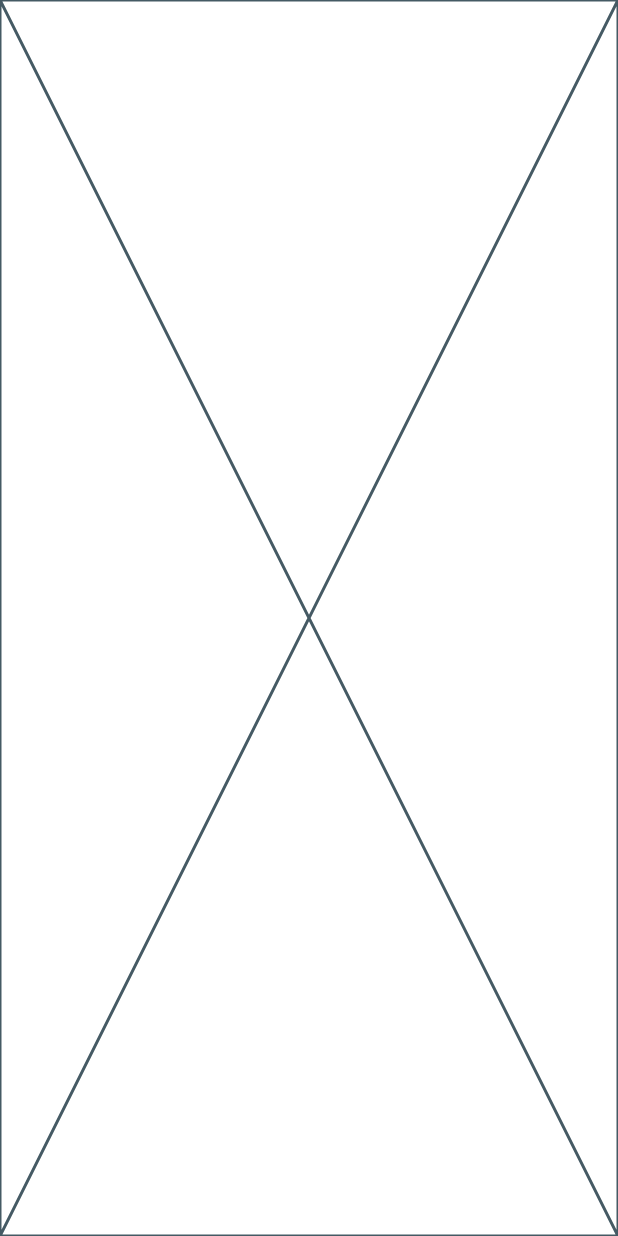
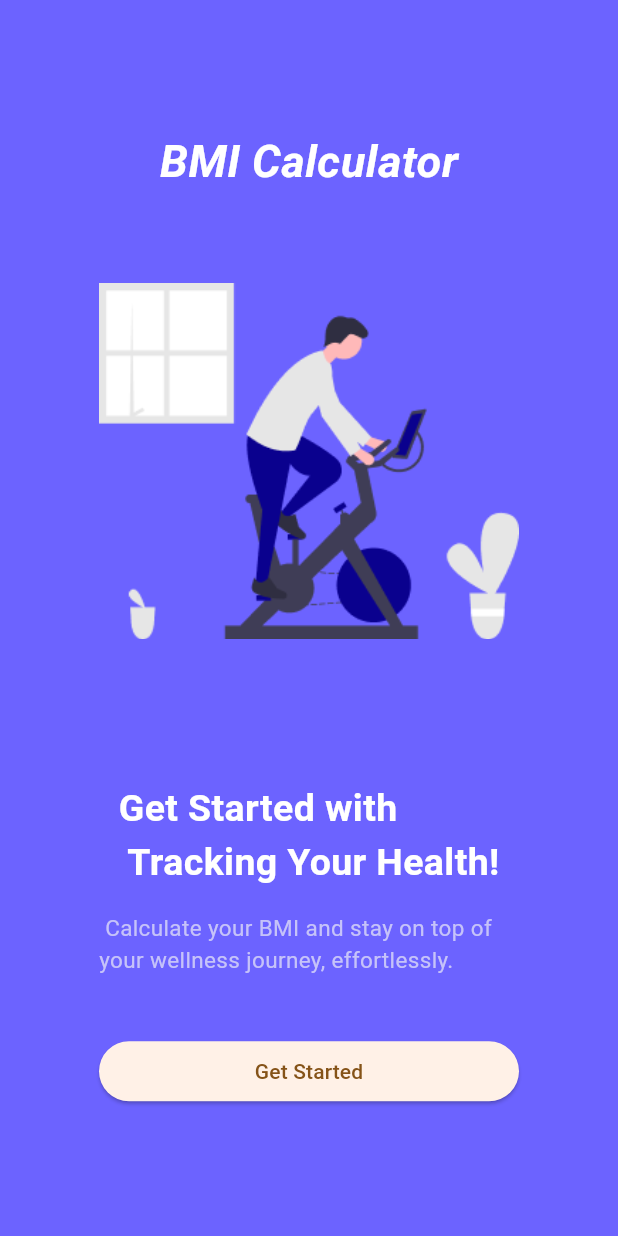
Before and after one commit to soan76/daelim_2025_1, a Flutter app: the screen it shows after launch, on a phone screen of 412 x 824 dp. Run offline on Flutter 3.47's test engine with Material 3 defaults, Android fonts, the phone set to English and light mode, and no system bars.

Commit message:
5주차 커밋

```diff
--- a/lib/presentation/home/home_screen.dart
+++ /dev/null
@@ -1,10 +0,0 @@
-import 'package:flutter/material.dart';
-
-class HomeScreen extends StatelessWidget {
-  const HomeScreen({super.key});
-
-  @override
-  Widget build(BuildContext context) {
-    return const Placeholder();
-  }
-}
--- a/lib/presentation/my_app.dart
+++ b/lib/presentation/my_app.dart
@@ -1,4 +1,5 @@
-import 'package:daelim_2025_1/presentation/home/home_screen.dart';
+import 'package:daelim_2025_1/presentation/Example/example_screen.dart';
+import 'package:daelim_2025_1/presentation/start/start_screen.dart';
 import 'package:flutter/material.dart';
 
 class MyApp extends StatelessWidget {
@@ -8,10 +9,12 @@
   @override
   Widget build(BuildContext context) {
     return MaterialApp(
+      debugShowCheckedModeBanner: false,
       theme: ThemeData(
         colorScheme: ColorScheme.fromSeed(seedColor: Colors.orange),
       ),
-      home: const HomeScreen(),
+      //themeMode: ,
+      home: const StartScreen(),
     );
   }
 }
--- /dev/null
+++ b/lib/presentation/start/start_screen.dart
@@ -0,0 +1,76 @@
+import 'package:flutter/material.dart';
+
+class StartScreen extends StatelessWidget {
+  const StartScreen({super.key});
+
+  //앱 이름
+  Widget _buildAppName() {
+    return Text(
+      'BMI Calculator',
+      style: TextStyle(
+        fontWeight: FontWeight.bold,
+        color: Colors.white,
+        fontSize: 30,
+        fontStyle: FontStyle.italic,
+      ),
+    );
+  }
+
+  //타이틀
+  Widget _buildTitle() {
+    return Text(
+      'Get Started with\n Tracking Your Health!',
+      style: TextStyle(
+        color: Colors.white,
+        fontSize: 25,
+        fontWeight: FontWeight.bold,
+      ),
+    );
+  }
+
+  //설명
+  Widget _buildDescription() {
+    return Text(
+      '	Calculate your BMI and stay on top of your wellness journey, effortlessly.',
+      style: TextStyle(color: Color(0xFFC6C3F9), fontSize: 15),
+    );
+  }
+
+  //시작 버튼
+  Widget _buildStartButton() {
+    return SizedBox(
+      width: double.infinity,
+      child: ElevatedButton(onPressed: () {}, child: Text('Get Started')),
+    );
+  }
+
+  @override
+  Widget build(BuildContext context) {
+    return Scaffold(
+      backgroundColor: Color(0xFF6C63FF),
+      body: SafeArea(
+        child: Center(
+          child: Container(
+            width: 280,
+            margin: const EdgeInsets.symmetric(horizontal: 30),
+            alignment: Alignment.center,
+            child: Column(
+              mainAxisAlignment: MainAxisAlignment.center,
+              children: [
+                _buildAppName(),
+                SizedBox(height: 60),
+                Image.asset('assets/images/bike.png'),
+                SizedBox(height: 95),
+                _buildTitle(),
+                SizedBox(height: 15),
+                _buildDescription(),
+                SizedBox(height: 40),
+                _buildStartButton(),
+              ],
+            ),
+          ),
+        ),
+      ),
+    );
+  }
+}
```
Also changed, not shown: lib/presentation/Example/example_screen.dart (added, +46 -0 lines), pubspec.yaml (+3 -10 lines), assets/images/bike.png (added), 1 other file.
